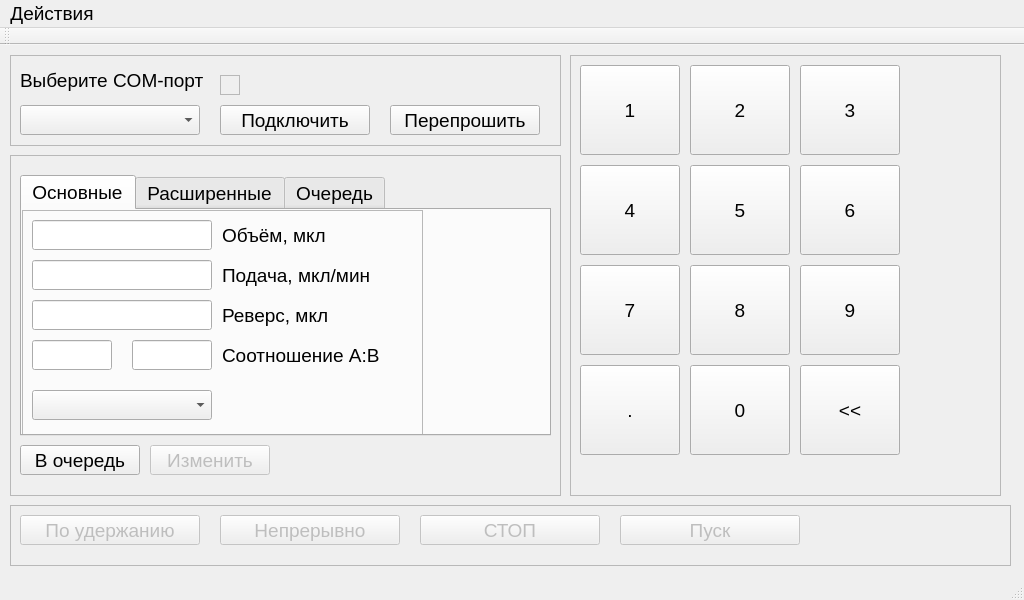
Old version of the form MC3/MC3/mainwindow.ui in the repository Vlad104/Monorotor_Commander_Desktop.
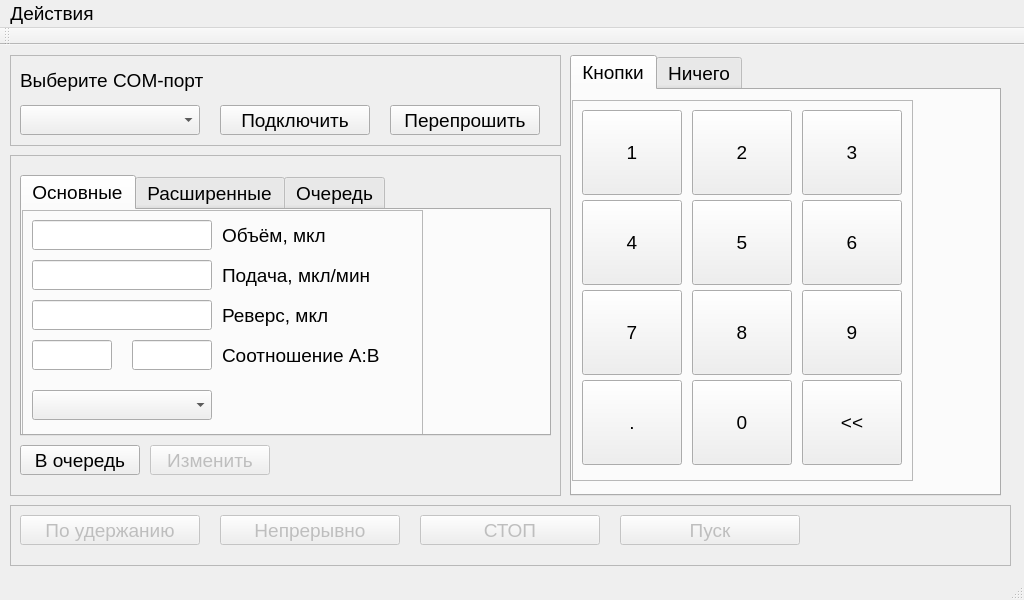
New version of the form.

```diff
--- a/MC3/MC3/mainwindow.ui
+++ b/MC3/MC3/mainwindow.ui
@@ -780,22 +780,6 @@
       <string>Выберите COM-порт</string>
      </property>
     </widget>
-    <widget class="QFrame" name="frame_indicator">
-     <property name="geometry">
-      <rect>
-       <x>210</x>
-       <y>20</y>
-       <width>20</width>
-       <height>20</height>
-      </rect>
-     </property>
-     <property name="frameShape">
-      <enum>QFrame::StyledPanel</enum>
-     </property>
-     <property name="frameShadow">
-      <enum>QFrame::Plain</enum>
-     </property>
-    </widget>
     <widget class="QPushButton" name="pushButton">
      <property name="enabled">
       <bool>true</bool>
@@ -918,7 +902,7 @@
      </property>
     </widget>
    </widget>
-   <widget class="QFrame" name="frame_numbers">
+   <widget class="QTabWidget" name="tabWidget_right">
     <property name="geometry">
      <rect>
       <x>570</x>
@@ -927,6 +911,22 @@
       <height>441</height>
      </rect>
     </property>
+    <property name="currentIndex">
+     <number>0</number>
+    </property>
+    <widget class="QWidget" name="buttons">
+     <attribute name="title">
+      <string>Кнопки</string>
+     </attribute>
+     <widget class="QFrame" name="frame_numbers">
+      <property name="geometry">
+       <rect>
+        <x>0</x>
+        <y>10</y>
+        <width>341</width>
+        <height>381</height>
+       </rect>
+      </property>
     <property name="frameShape">
      <enum>QFrame::StyledPanel</enum>
     </property>
@@ -939,7 +939,7 @@
        <x>10</x>
        <y>10</y>
        <width>100</width>
-       <height>90</height>
+         <height>85</height>
       </rect>
      </property>
      <property name="text">
@@ -952,7 +952,7 @@
        <x>120</x>
        <y>10</y>
        <width>100</width>
-       <height>90</height>
+         <height>85</height>
       </rect>
      </property>
      <property name="text">
@@ -965,7 +965,7 @@
        <x>230</x>
        <y>10</y>
        <width>100</width>
-       <height>90</height>
+         <height>85</height>
       </rect>
      </property>
      <property name="text">
@@ -976,9 +976,9 @@
      <property name="geometry">
       <rect>
        <x>10</x>
-       <y>110</y>
+         <y>100</y>
        <width>100</width>
-       <height>90</height>
+         <height>85</height>
       </rect>
      </property>
      <property name="text">
@@ -989,9 +989,9 @@
      <property name="geometry">
       <rect>
        <x>120</x>
-       <y>110</y>
+         <y>100</y>
        <width>100</width>
-       <height>90</height>
+         <height>85</height>
       </rect>
      </property>
      <property name="text">
@@ -1002,9 +1002,9 @@
      <property name="geometry">
       <rect>
        <x>230</x>
-       <y>110</y>
+         <y>100</y>
        <width>100</width>
-       <height>90</height>
+         <height>85</height>
       </rect>
      </property>
      <property name="text">
@@ -1015,9 +1015,9 @@
      <property name="geometry">
       <rect>
        <x>10</x>
-       <y>210</y>
+         <y>190</y>
        <width>100</width>
-       <height>90</height>
+         <height>85</height>
       </rect>
      </property>
      <property name="text">
@@ -1028,9 +1028,9 @@
      <property name="geometry">
       <rect>
        <x>120</x>
-       <y>210</y>
+         <y>190</y>
        <width>100</width>
-       <height>90</height>
+         <height>85</height>
       </rect>
      </property>
      <property name="text">
@@ -1041,9 +1041,9 @@
      <property name="geometry">
       <rect>
        <x>230</x>
-       <y>210</y>
+         <y>190</y>
        <width>100</width>
-       <height>90</height>
+         <height>85</height>
       </rect>
      </property>
      <property name="text">
@@ -1054,9 +1054,9 @@
      <property name="geometry">
       <rect>
        <x>10</x>
-       <y>310</y>
+         <y>280</y>
        <width>100</width>
-       <height>90</height>
+         <height>85</height>
       </rect>
      </property>
      <property name="text">
@@ -1067,9 +1067,9 @@
      <property name="geometry">
       <rect>
        <x>120</x>
-       <y>310</y>
+         <y>280</y>
        <width>100</width>
-       <height>90</height>
+         <height>85</height>
       </rect>
      </property>
      <property name="text">
@@ -1080,14 +1080,21 @@
      <property name="geometry">
       <rect>
        <x>230</x>
-       <y>310</y>
+         <y>280</y>
        <width>100</width>
-       <height>90</height>
+         <height>85</height>
       </rect>
      </property>
      <property name="text">
       <string>&lt;&lt;</string>
      </property>
+      </widget>
+     </widget>
+    </widget>
+    <widget class="QWidget" name="tab_3">
+     <attribute name="title">
+      <string>Ничего</string>
+     </attribute>
     </widget>
    </widget>
   </widget>
```
Lines whose indentation alone changed are shown as unchanged.
